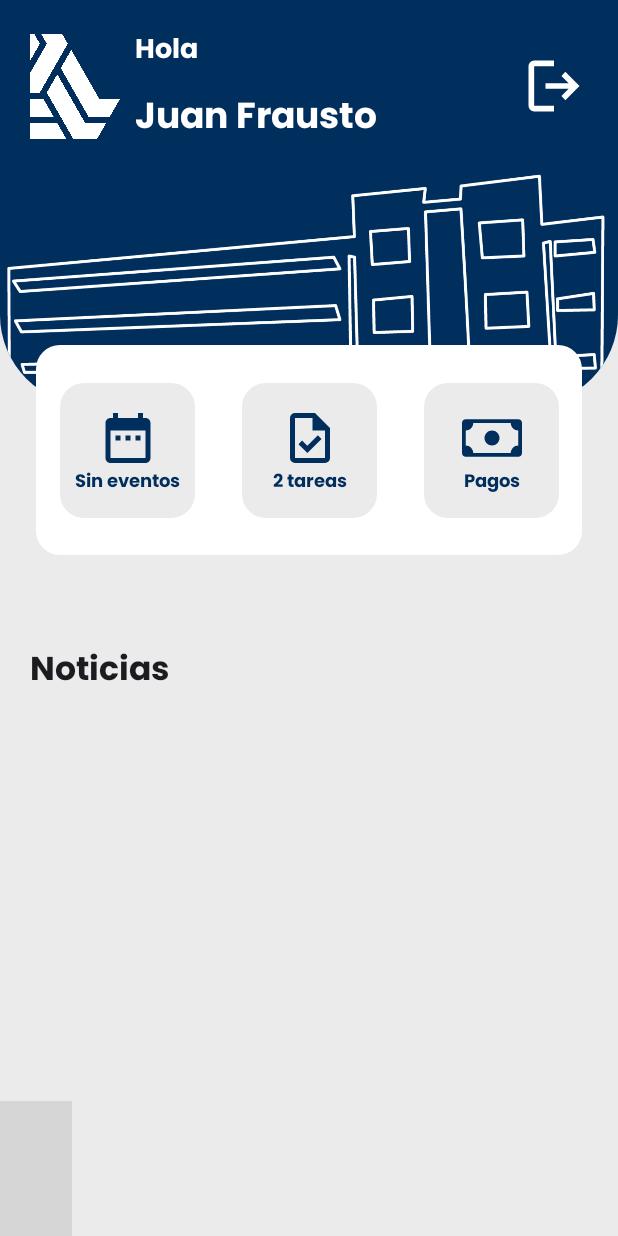
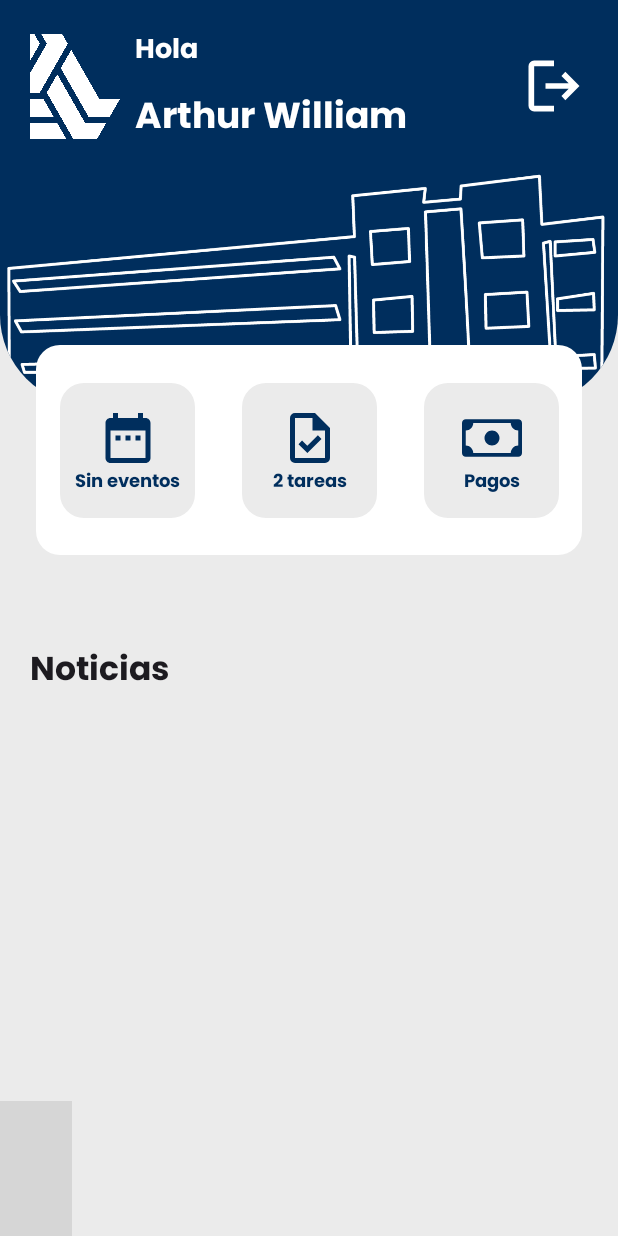
Before and after one commit to JpHdz/LaSalleApp, an Android app built with Jetpack Compose: the screen it shows after launch (MainActivity), on a phone screen of 412 x 824 dp. Run offline under Robolectric (Android 15) with nearby library versions, the phone set to English and light mode, and no system bars; libraries missing offline, so code that uses them is left out: com.exyte.animatednavbar; pictures from the network do not load; 1 statement that could not run was skipped; grey boxes are pictures that could not be loaded.

Commit message:
First Commit (Just Adding Models)

```diff
--- a/app/src/main/java/com/example/a512lasalleapp/MainActivity.kt
+++ b/app/src/main/java/com/example/a512lasalleapp/MainActivity.kt
@@ -36,6 +36,7 @@ import com.example.a512lasalleapp.ui.screens.SettingsScreen
 import com.example.a512lasalleapp.ui.theme._512LaSalleAppTheme
 import com.example.a512lasalleapp.ui.utils.Screens
 import com.example.a512lasalleapp.ui.utils.bottomNavBarItems
+import com.example.a512lasalleapp.ui.utils.studentsList
 import com.exyte.animatednavbar.AnimatedNavigationBar
 import com.exyte.animatednavbar.animation.indendshape.shapeCornerRadius
 
@@ -102,16 +103,16 @@ class MainActivity : ComponentActivity() {
                 ) { innerPadding ->
                     NavHost(navController = navController, startDestination = Screens.Home.route) {
                         composable(route = Screens.Home.route) {
-                            HomeScreen(innerPadding = innerPadding, navController = navController)
+                            HomeScreen(innerPadding = innerPadding, navController = navController, student = studentsList[0])
                         }
                         composable(route = Screens.Calendar.route){
                             CalendarScreen(innerPadding = innerPadding)
                         }
                         composable(route = Screens.Grades.route){
-                            GradesScreen(innerPadding = innerPadding)
+                            GradesScreen(innerPadding = innerPadding, student = studentsList[0])
                         }
                         composable(route = Screens.Settings.route) {
-                            SettingsScreen(innerPadding = innerPadding)
+                            SettingsScreen(innerPadding = innerPadding, navController= navController, student = studentsList[0])
                         }
                         composable(
                             route = Screens.NewsDetail.route+"/{id}",
--- /dev/null
+++ b/app/src/main/java/com/example/a512lasalleapp/models/Career.kt
@@ -0,0 +1,6 @@
+package com.example.a512lasalleapp.models
+
+data class Career (
+    val id: Int,
+    val name: String,
+)
--- /dev/null
+++ b/app/src/main/java/com/example/a512lasalleapp/models/Payment.kt
@@ -0,0 +1,8 @@
+package com.example.a512lasalleapp.models
+
+data class Payment(
+    val id: Int,
+    val period: String,
+    val dueDate: String,
+    val paid: Boolean
+)
--- /dev/null
+++ b/app/src/main/java/com/example/a512lasalleapp/models/Student.kt
@@ -0,0 +1,22 @@
+package com.example.a512lasalleapp.models
+
+data class Student (
+    val id: Int,
+    val fullName: String,
+    val birthdate: String,
+    val email : String,
+    val photo: String,
+    val semester: Int,
+    val carrer: Career,
+    val subjects: List<Subject>,
+    val payments: List<Payment> = emptyList()
+    ){
+    val averageGrade: Double
+        get(){
+            val totalSubjects = subjects.size
+            if(totalSubjects == 0) return 0.0
+            val sumGrades = subjects.sumOf {it.finalGrade}
+            val average = sumGrades / totalSubjects
+            return String.format("%.1f",average).toDouble()
+        }
+}
--- /dev/null
+++ b/app/src/main/java/com/example/a512lasalleapp/models/Subject.kt
@@ -0,0 +1,15 @@
+package com.example.a512lasalleapp.models
+
+data class Subject (
+    val id: Int,
+    val name: String,
+    val firstPartial: Double,
+    val secondPartial: Double,
+    val thirdPartial: Double
+){
+    val finalGrade: Double
+        get(){
+            val finalCalculated = (firstPartial * 0.2) + (secondPartial * 0.2) + (thirdPartial * 0.6)
+            return String.format("%.1f",finalCalculated).toDouble()
+        }
+}
--- a/app/src/main/java/com/example/a512lasalleapp/ui/screens/GradesScreen.kt
+++ b/app/src/main/java/com/example/a512lasalleapp/ui/screens/GradesScreen.kt
@@ -7,10 +7,11 @@ import androidx.compose.foundation.layout.padding
 import androidx.compose.material3.Text
 import androidx.compose.runtime.Composable
 import androidx.compose.ui.Modifier
+import com.example.a512lasalleapp.models.Student
 import com.example.a512lasalleapp.ui.components.ScreenTemplate
 
 @Composable
-fun GradesScreen(innerPadding: PaddingValues) {
+fun GradesScreen(innerPadding: PaddingValues,student: Student) {
     ScreenTemplate(innerPadding = innerPadding, header = {
         Text(text = "Hola")
     }, body = {
--- a/app/src/main/java/com/example/a512lasalleapp/ui/screens/HomeScreen.kt
+++ b/app/src/main/java/com/example/a512lasalleapp/ui/screens/HomeScreen.kt
@@ -44,6 +44,7 @@ import androidx.navigation.NavController
 import androidx.navigation.compose.rememberNavController
 import coil.compose.AsyncImage
 import com.example.a512lasalleapp.R
+import com.example.a512lasalleapp.models.Student
 import com.example.a512lasalleapp.ui.components.CardImage
 import com.example.a512lasalleapp.ui.components.Widget
 import com.example.a512lasalleapp.ui.theme._512LaSalleAppTheme
@@ -53,9 +54,10 @@ import com.example.a512lasalleapp.ui.utils.Task
 import com.example.a512lasalleapp.ui.utils.Screens
 import com.example.a512lasalleapp.ui.utils.communities
 import com.example.a512lasalleapp.ui.utils.newsList
+import com.example.a512lasalleapp.ui.utils.studentsList
 
 @Composable
-fun HomeScreen(innerPadding: PaddingValues, navController: NavController) {
+fun HomeScreen(innerPadding: PaddingValues, navController: NavController,student:Student) {
 
     Column(
         modifier = Modifier
@@ -113,7 +115,7 @@ fun HomeScreen(innerPadding: PaddingValues, navController: NavController) {
                         fontSize = 18.sp
                     )
                     Text(
-                        text = "Juan Frausto",
+                        text = student.fullName,
                         color = Color.White,
                         fontSize = 24.sp,
                         fontWeight = FontWeight.Bold,
@@ -221,6 +223,6 @@ fun HomeScreen(innerPadding: PaddingValues, navController: NavController) {
 fun HomeScreenPreview() {
     val navController = rememberNavController()
     _512LaSalleAppTheme {
-        HomeScreen(innerPadding = PaddingValues(0.dp), navController = navController)
+        HomeScreen(innerPadding = PaddingValues(0.dp), navController = navController, student = studentsList[0])
     }
 }
--- a/app/src/main/java/com/example/a512lasalleapp/ui/utils/MockData.kt
+++ b/app/src/main/java/com/example/a512lasalleapp/ui/utils/MockData.kt
@@ -6,8 +6,12 @@ import androidx.compose.material.icons.filled.Home
 import androidx.compose.material.icons.filled.Menu
 import androidx.compose.material.icons.filled.Settings
 import com.example.a512lasalleapp.models.BottomNavigationItem
+import com.example.a512lasalleapp.models.Career
 import com.example.a512lasalleapp.models.Community
 import com.example.a512lasalleapp.models.News
+import com.example.a512lasalleapp.models.Payment
+import com.example.a512lasalleapp.models.Student
+import com.example.a512lasalleapp.models.Subject
 
 val newsList = listOf(
     News(
@@ -60,3 +64,37 @@ val communities = listOf(
     Community(4,"https://www.lasallebajio.edu.mx/comunidad/images/tile_tramites.jpg"),
     Community(5,"https://www.lasallebajio.edu.mx/comunidad/images/tile_blog.jpg"),
 )
+
+val subjectsList = listOf(
+    Subject(id = 1, name = "Desarrollo Android", firstPartial = 10.0, secondPartial = 10.0, thirdPartial = 10.0),
+    Subject(id = 2, name = "Redes Y Ruteo", firstPartial = 8.5, secondPartial = 7.5, thirdPartial = 10.0),
+    Subject(id = 3, name = "Bases de Datos", firstPartial = 10.0, secondPartial = 8.0, thirdPartial = 10.0),
+    Subject(id = 4, name = "Procesamiento de Imagenes", firstPartial = 6.0, secondPartial = 6.0, thirdPartial = 10.0)
+)
+val careerList = listOf(
+    Career(id = 1, name = "ISSC")
+)
+
+val paymentsList = listOf(
+    Payment(1, "AG0-SEP 2024", "12 AGOSTO 2024", true),
+    Payment(2, "SEP-OCT 2024", "12 SEPTIEMBRE 2024", true),
+    Payment(3, "OCT-NOV 2024", "12 OCTUBRE 2024", true),
+    Payment(4, "NOV-DIC 2024", "12 DICIEMBRE 2024", false),
+
+
+
+    )
+
+val studentsList = listOf(
+    Student(
+        id = 1,
+        fullName = "Arthur William",
+        birthdate = "12/10/1890",
+        email = "mrarthurwilliam@wester.com",
+        photo = "https://i.pinimg.com/736x/eb/80/f9/eb80f9fb60934498a7f84c79cbcd5e39.jpg",
+        carrer = careerList[0],
+        semester = 6,
+        subjects = subjectsList,
+        payments = paymentsList,
+    )
+)
```
Also changed, not shown: app/src/main/java/com/example/a512lasalleapp/ui/screens/SettingsScreen.kt (+111 -6 lines).
